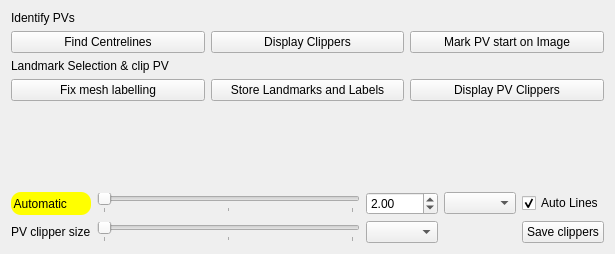
Old version of the form CemrgApp/Plugins/kcl.cemrgapp.atrialfibres/src/internal/AtrialFibresClipperViewControls.ui in the repository OpenHeartDevelopers/CemrgApp.
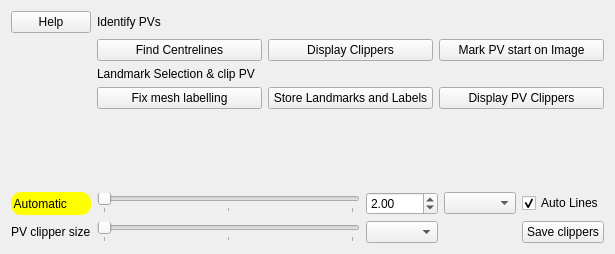
New version of the form. Custom widgets are drawn as their Qt base class.

Commit message: Add a help button to the Clipper View for identifying PVs and Mesh preprocessing

```diff
--- a/CemrgApp/Plugins/kcl.cemrgapp.atrialfibres/src/internal/AtrialFibresClipperViewControls.ui
+++ b/CemrgApp/Plugins/kcl.cemrgapp.atrialfibres/src/internal/AtrialFibresClipperViewControls.ui
@@ -16,6 +16,19 @@
   <layout class="QVBoxLayout" name="verticalLayout">
    <item>
     <layout class="QGridLayout" name="gridLayout">
+     <item row="0" column="0">
+      <widget class="QPushButton" name="button_guide">
+       <property name="sizePolicy">
+        <sizepolicy hsizetype="Fixed" vsizetype="Fixed">
+         <horstretch>0</horstretch>
+         <verstretch>0</verstretch>
+        </sizepolicy>
+       </property>
+       <property name="text">
+        <string>Help</string>
+       </property>
+      </widget>
+     </item>
      <item row="0" column="1">
       <widget class="QLabel" name="label_man">
        <property name="text">
```
The commit also changes 2 other files.
